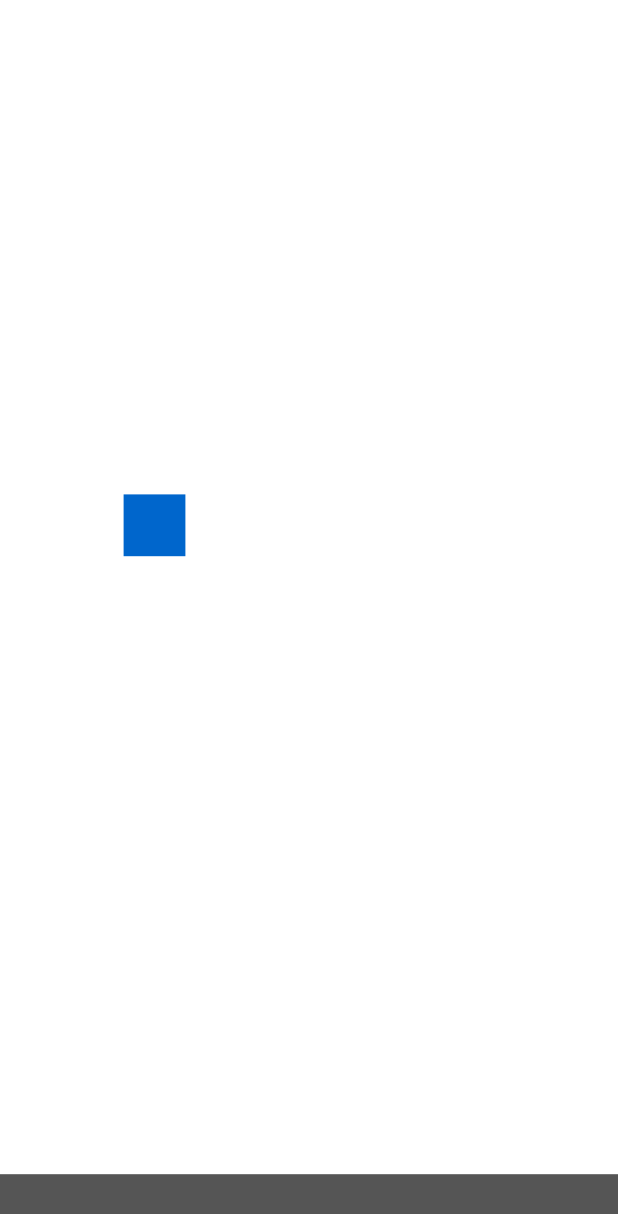
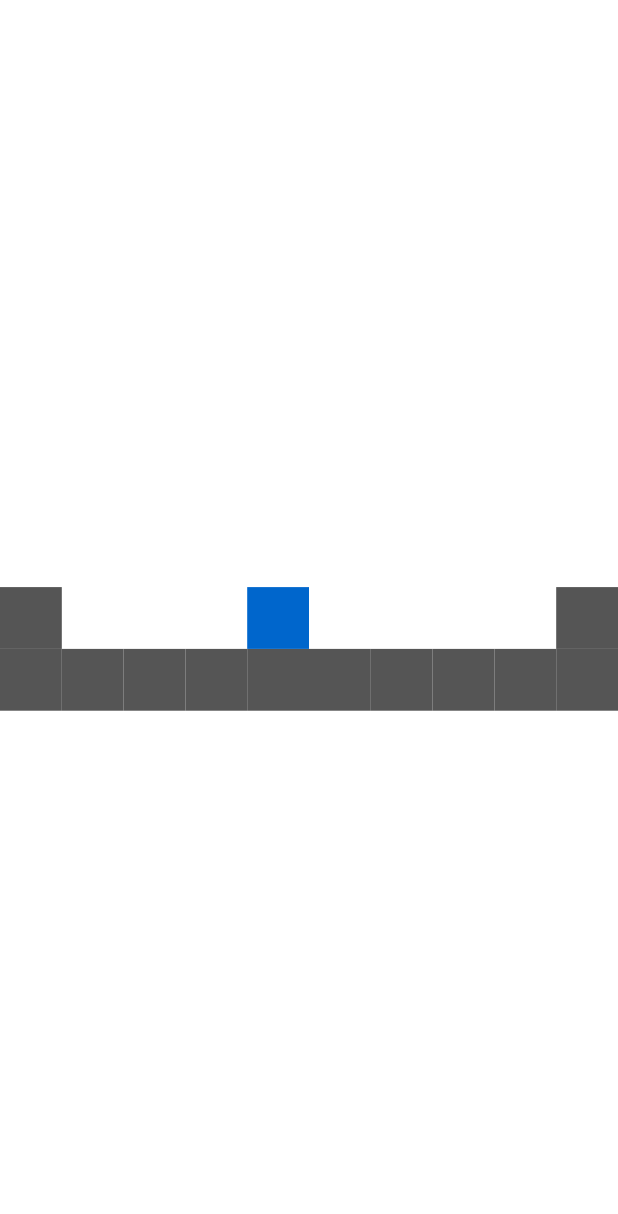
Before and after one commit to atari643/jeu-deux-telephones, an Android app built with Jetpack Compose: the @Preview function GameScreenPreview, on a phone screen of 412 x 824 dp. Shown: the top 1214 px of the screen. Run offline under Robolectric (Android 15) with nearby library versions, the phone set to English and light mode, and no system bars.

Commit message:
feat(04-rendu): dessin Canvas du niveau et du joueur, snapshots default et rotated (CA4)

```diff
--- /dev/null
+++ b/app/src/main/kotlin/com/example/app/ui/game/GameDrawing.kt
@@ -0,0 +1,71 @@
+package com.example.app.ui.game
+
+import androidx.compose.ui.geometry.Offset
+import androidx.compose.ui.geometry.Size
+import androidx.compose.ui.graphics.Color
+import androidx.compose.ui.graphics.drawscope.DrawScope
+import androidx.compose.ui.graphics.drawscope.rotate
+import com.example.app.game.contract.PlayerState
+import com.example.app.game.engine.Level
+
+/**
+ * Dessin 2D du niveau (feature 04-rendu).
+ *
+ * Sémantique du moteur : le joueur est un point situé à ses pieds
+ * (voir [com.example.app.game.engine.GameEngine]) ; le carré dessiné a
+ * donc ses pieds en bas et son centre horizontal sur `player.x`.
+ */
+
+object GameColors {
+    val Solid: Color = Color(0xFF555555)
+    val Player: Color = Color(0xFF0066CC)
+}
+
+/** Niveau par défaut dessiné en 04-rendu (la géométrie réelle arrive avec la feature 05). */
+val DEFAULT_LEVEL: Level = Level(listOf("..........", "#S......E#", "##########"))
+
+/** Le point du joueur est à ses pieds : décalage horizontal du centre du carré, en tuiles. */
+private const val PLAYER_HALF_WIDTH_TILES = 0.5
+
+/** Le point du joueur est à ses pieds : hauteur du carré, en tuiles. */
+private const val PLAYER_HEIGHT_TILES = 1.0
+
+/**
+ * Dessine [level] + [player] dans le viewport, en appliquant la rotation du monde
+ * `worldAngleDeg` autour du centre de l'écran (rotation du téléphone B, CA4).
+ * Le niveau est centré et dimensionné pour tenir dans le plus petit côté.
+ */
+fun DrawScope.drawGame(
+    level: Level,
+    player: PlayerState,
+    worldAngleDeg: Double
+) {
+    val tileSize = size.minDimension / maxOf(level.width, level.height)
+    val origin = Offset(
+        (size.width - level.width * tileSize) / 2f,
+        (size.height - level.height * tileSize) / 2f
+    )
+    rotate(degrees = worldAngleDeg.toFloat(), pivot = center) {
+        for (y in 0 until level.height) {
+            for (x in 0 until level.width) {
+                if (level.isSolid(x, y)) {
+                    drawRect(
+                        color = GameColors.Solid,
+                        topLeft = origin + Offset(x * tileSize, y * tileSize),
+                        size = Size(tileSize, tileSize)
+                    )
+                }
+            }
+        }
+        drawRect(
+            color = GameColors.Player,
+            topLeft =
+                origin +
+                    Offset(
+                        ((player.x - PLAYER_HALF_WIDTH_TILES) * tileSize).toFloat(),
+                        ((player.y - PLAYER_HEIGHT_TILES) * tileSize).toFloat()
+                    ),
+            size = Size(tileSize, tileSize)
+        )
+    }
+}
--- a/app/src/main/kotlin/com/example/app/ui/game/GameScreen.kt
+++ b/app/src/main/kotlin/com/example/app/ui/game/GameScreen.kt
@@ -7,10 +7,6 @@ import androidx.compose.runtime.LaunchedEffect
 import androidx.compose.runtime.getValue
 import androidx.compose.runtime.withFrameNanos
 import androidx.compose.ui.Modifier
-import androidx.compose.ui.geometry.Offset
-import androidx.compose.ui.geometry.Size
-import androidx.compose.ui.graphics.Color
-import androidx.compose.ui.graphics.drawscope.rotate
 import androidx.compose.ui.platform.testTag
 import androidx.compose.ui.tooling.preview.Preview
 import androidx.lifecycle.compose.collectAsStateWithLifecycle
@@ -23,12 +19,6 @@ import com.example.app.game.engine.GameConfig
 import com.example.app.ui.theme.AppTheme
 import kotlinx.coroutines.isActive
 import org.koin.androidx.compose.koinViewModel
-
-/** Nombre de tuiles par cote la plus courte du canvas (squelette ; geometrie reelle = feature 05). */
-private const val LEVEL_TILES = 10
-
-private val GROUND_COLOR = Color(0xFF555555)
-private val PLAYER_COLOR = Color(0xFF0066CC)
 
 /** testTags de l'ecran : utilises par les tests ET par les dumps UI (tools/see.ps1). */
 object GameTags {
@@ -60,36 +50,39 @@ fun GameScreen(
     modifier: Modifier = Modifier
 ) {
     val game = state.game
+    val angle = state.liveWorldAngleDeg ?: game?.worldAngleDeg ?: 0.0
     Canvas(modifier = modifier.fillMaxSize().testTag(GameTags.CANVAS)) {
         if (game == null) return@Canvas
-        val tileSize = size.minDimension / LEVEL_TILES
-        // Monde : rotation autour du centre du canvas (rendu complet = feature 04).
-        rotate(degrees = game.worldAngleDeg.toFloat(), pivot = center) {
-            // Sol : une ligne d'une tuile en bas du canvas (y vers le bas).
-            drawRect(
-                color = GROUND_COLOR,
-                topLeft = Offset(0f, size.height - tileSize),
-                size = Size(size.width, tileSize)
-            )
-            // Joueur : un carre d'une tuile en (player.x, player.y).
-            drawRect(
-                color = PLAYER_COLOR,
-                topLeft = Offset((game.player.x * tileSize).toFloat(), (game.player.y * tileSize).toFloat()),
-                size = Size(tileSize, tileSize)
-            )
-        }
+        drawGame(DEFAULT_LEVEL, game.player, angle)
     }
 }
 
-/** Etats d'exemple partages par les @Preview et par ScreenCatalog (tests). */
+/**
+ * Etats d'exemple partages par les @Preview et par ScreenCatalog (tests).
+ * Le joueur est pose sur le sol de [DEFAULT_LEVEL] (pieds en y = 2.0, CA4).
+ */
 object GamePreviewData {
     val default = GameUiState(
         role = Role.CHARACTER,
         linkState = LinkState.CONNECTED,
         game = GameState(
             tick = 60L,
-            player = PlayerState(x = 2.0, y = 8.0, vx = 0.0, vy = 0.0, onGround = true),
+            player = PlayerState(x = 4.5, y = 2.0, vx = 0.0, vy = 0.0, onGround = true),
             worldAngleDeg = 0.0,
+            levelId = GameConfig.START_LEVEL_ID,
+            status = GameStatus.RUNNING
+        ),
+        error = null
+    )
+
+    /** Monde tourne de 90 deg : snapshot Roborazzi GameScreen_rotated (CA4). */
+    val rotated = GameUiState(
+        role = Role.CHARACTER,
+        linkState = LinkState.CONNECTED,
+        game = GameState(
+            tick = 60L,
+            player = PlayerState(x = 4.5, y = 2.0, vx = 0.0, vy = 0.0, onGround = true),
+            worldAngleDeg = 90.0,
             levelId = GameConfig.START_LEVEL_ID,
             status = GameStatus.RUNNING
         ),
@@ -102,3 +95,9 @@ object GamePreviewData {
 private fun GameScreenPreview() {
     AppTheme { GameScreen(state = GamePreviewData.default) }
 }
+
+@Preview(showBackground = true)
+@Composable
+private fun GameScreenRotatedPreview() {
+    AppTheme { GameScreen(state = GamePreviewData.rotated) }
+}
```
Also changed, not shown: 6 other files.
